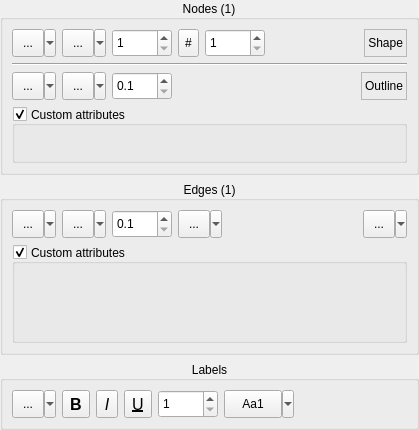
This is src/qvgeui/CNodeEdgePropertiesUI.ui in ArsMasiuk/qvge as Qt 5 draws it before an edit. The edited form follows.
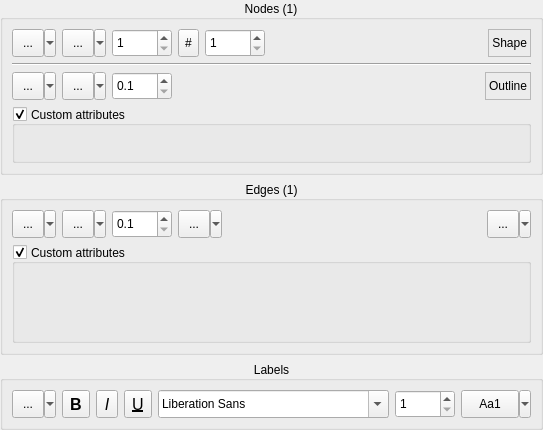
This is the edited form. Custom widgets are drawn as their Qt base class.

```diff
--- a/src/qvgeui/CNodeEdgePropertiesUI.ui
+++ b/src/qvgeui/CNodeEdgePropertiesUI.ui
@@ -6,7 +6,7 @@
    <rect>
     <x>0</x>
     <y>0</y>
-    <width>419</width>
+    <width>480</width>
     <height>430</height>
    </rect>
   </property>
@@ -829,6 +829,25 @@
           </property>
          </widget>
         </item>
+        <item>
+         <widget class="QFontComboBox" name="LabelFontFamily">
+          <property name="sizePolicy">
+           <sizepolicy hsizetype="Maximum" vsizetype="Minimum">
+            <horstretch>0</horstretch>
+            <verstretch>0</verstretch>
+           </sizepolicy>
+          </property>
+          <property name="maximumSize">
+           <size>
+            <width>16777215</width>
+            <height>28</height>
+           </size>
+          </property>
+          <property name="statusTip">
+           <string>Set font family of the selected labels</string>
+          </property>
+         </widget>
+        </item>
         <item>
          <widget class="QSint::SpinComboBox" name="LabelFontSize">
           <property name="sizePolicy">
```
Left out of the diff: 6 changed lines with no effect on the pictures.
